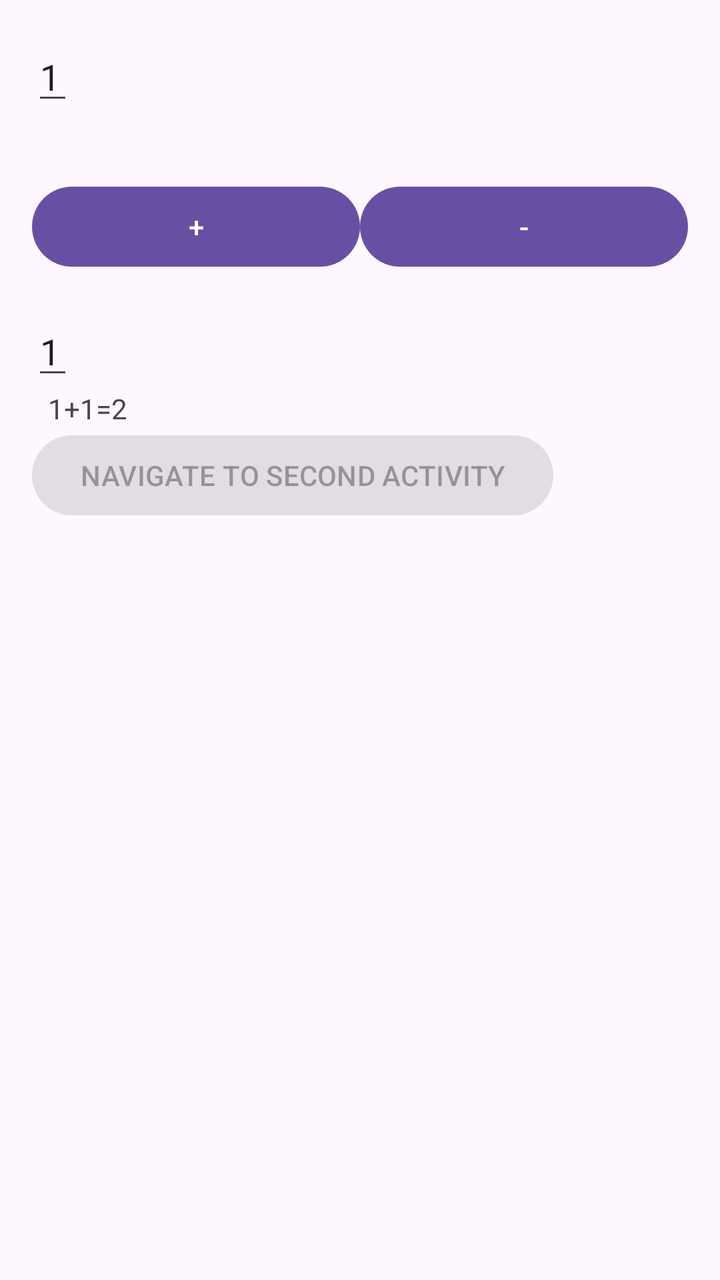
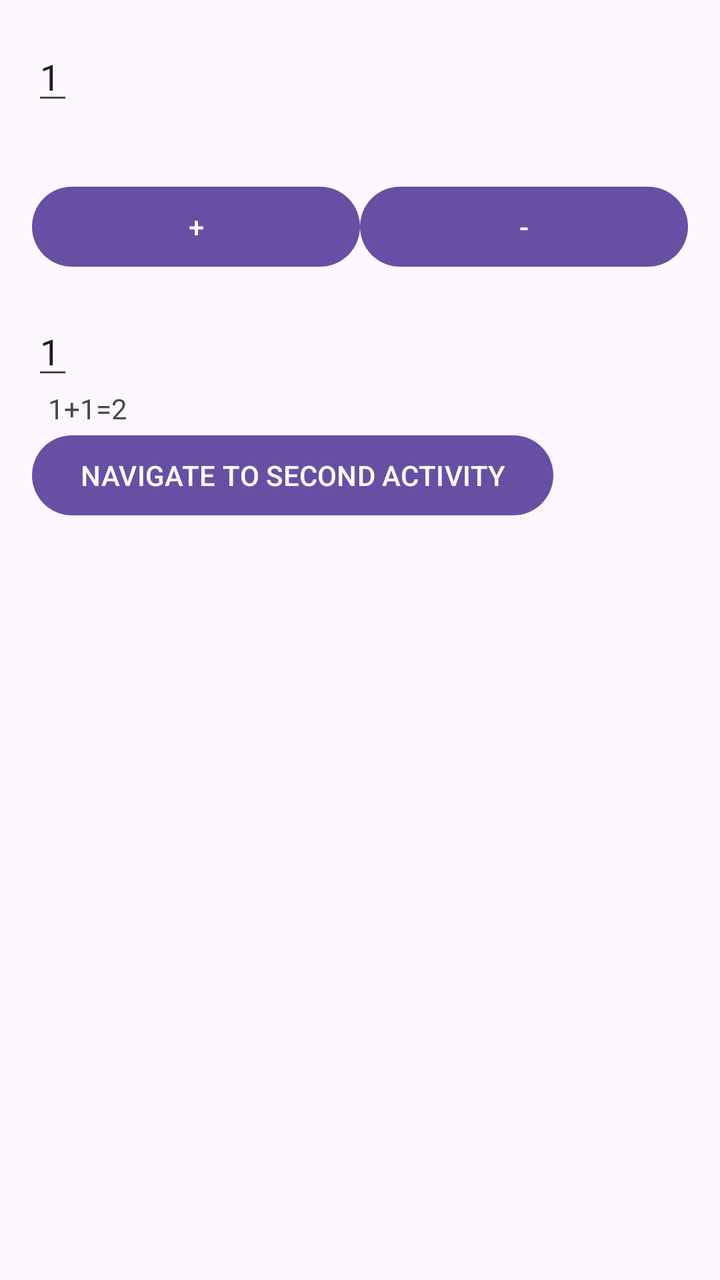

The first picture is an Android layout as it rendered before a commit; the second is the same layout after the commit. The layout source and the unified diff follow.
<!-- AndroidManifest.xml: application theme Theme.PracticalTest01Var03 -->
<!-- res/layout/activity_practical_test01_var03_main.xml -->
<?xml version="1.0" encoding="utf-8"?>
<LinearLayout xmlns:android="http://schemas.android.com/apk/res/android"
    android:layout_width="match_parent"
    android:layout_height="match_parent"
    android:orientation="vertical"
    android:fitsSystemWindows="true"
    android:padding="16dp">

    <EditText
        android:id="@+id/up_text"
        android:layout_width="wrap_content"
        android:layout_height="wrap_content"
        android:layout_gravity="left"
        android:layout_marginBottom="32dp"
        android:saveEnabled="false"
        android:text="1" />

    <LinearLayout
        android:layout_width="match_parent"
        android:layout_height="wrap_content"
        android:orientation="horizontal"
        android:weightSum="2">

        <Button
            android:id="@+id/plus_button"
            android:layout_width="0dp"
            android:layout_height="wrap_content"
            android:layout_weight="1"
            android:enabled="true"
            android:gravity="center"
            android:saveEnabled="false"
            android:text="+" />

        <Button
            android:id="@+id/minus_button"
            android:layout_width="0dp"
            android:layout_height="wrap_content"
            android:layout_weight="1"
            android:enabled="true"
            android:gravity="center"
            android:saveEnabled="false"
            android:text="-" />
    </LinearLayout>

    <LinearLayout
        android:layout_width="match_parent"
        android:layout_height="wrap_content"
        android:orientation="vertical"
        android:weightSum="2"
        android:layout_marginTop="16dp">

        <EditText
            android:id="@+id/down_text"
            android:layout_width="wrap_content"
            android:layout_height="wrap_content"
            android:layout_weight="1"
            android:text="1"
            android:saveEnabled="false"
            android:layout_marginEnd="8dp"/>

        <TextView
            android:id="@+id/op_text"
            android:layout_width="wrap_content"
            android:layout_height="wrap_content"
            android:layout_weight="1"
            android:text="1+1=2"
            android:saveEnabled="false"
            android:layout_marginStart="8dp"/>

        <Button
            android:id="@+id/secondary_activity_button"
            android:layout_width="wrap_content"
            android:layout_height="wrap_content"
            android:layout_weight="1"
            android:enabled="false"
            android:gravity="center"
            android:saveEnabled="false"
            android:text="NAVIGATE TO SECOND ACTIVITY" />
    </LinearLayout>
</LinearLayout>
<!-- resources referenced by this layout -->
<resources>
  <style name="Theme.PracticalTest01Var03" parent="Base.Theme.PracticalTest01Var03" />
  <style name="Base.Theme.PracticalTest01Var03" parent="Theme.Material3.DayNight.NoActionBar">
          
          
      </style>
</resources>

<!-- the commit's change to res/layout/activity_practical_test01_var03_main.xml (unified diff, before → after) -->
@@ -72,7 +72,7 @@
             android:layout_width="wrap_content"
             android:layout_height="wrap_content"
             android:layout_weight="1"
-            android:enabled="false"
+            android:enabled="true"
             android:gravity="center"
             android:saveEnabled="false"
             android:text="NAVIGATE TO SECOND ACTIVITY" />
